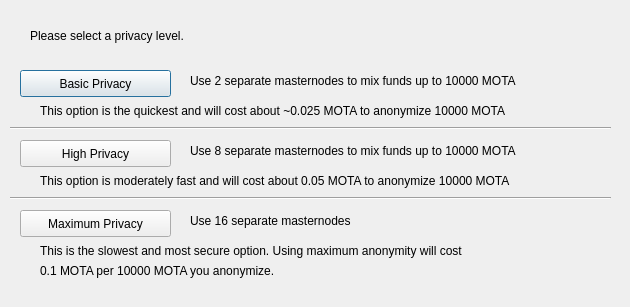
Old version of the form src/qt/forms/obfuscationconfig.ui in the repository tofutim/mota.
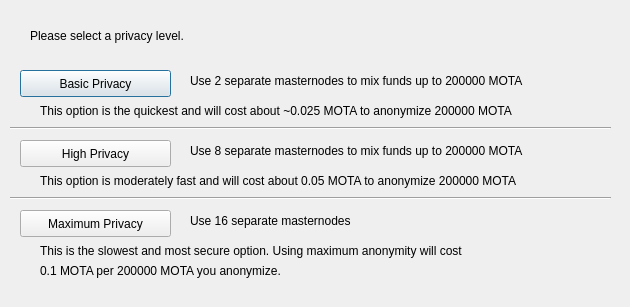
New version of the form.

Commit message: masternodes to 200k

Diff of the .ui file:
```diff
--- a/src/qt/forms/obfuscationconfig.ui
+++ b/src/qt/forms/obfuscationconfig.ui
@@ -75,7 +75,7 @@
     </rect>
    </property>
    <property name="text">
-    <string>Use 2 separate masternodes to mix funds up to 10000 MOTA</string>
+    <string>Use 2 separate masternodes to mix funds up to 200000 MOTA</string>
    </property>
   </widget>
   <widget class="QLabel" name="label_3">
@@ -88,7 +88,7 @@
     </rect>
    </property>
    <property name="text">
-    <string>Use 8 separate masternodes to mix funds up to 10000 MOTA</string>
+    <string>Use 8 separate masternodes to mix funds up to 200000 MOTA</string>
    </property>
   </widget>
   <widget class="QLabel" name="label_4">
@@ -114,7 +114,7 @@
     </rect>
    </property>
    <property name="text">
-    <string>This option is the quickest and will cost about ~0.025 MOTA to anonymize 10000 MOTA</string>
+    <string>This option is the quickest and will cost about ~0.025 MOTA to anonymize 200000 MOTA</string>
    </property>
   </widget>
   <widget class="QLabel" name="label_7">
@@ -127,7 +127,7 @@
     </rect>
    </property>
    <property name="text">
-    <string>This option is moderately fast and will cost about 0.05 MOTA to anonymize 10000 MOTA</string>
+    <string>This option is moderately fast and will cost about 0.05 MOTA to anonymize 200000 MOTA</string>
    </property>
   </widget>
   <widget class="QLabel" name="label_8">
@@ -153,7 +153,7 @@
     </rect>
    </property>
    <property name="text">
-    <string>0.1 MOTA per 10000 MOTA you anonymize.</string>
+    <string>0.1 MOTA per 200000 MOTA you anonymize.</string>
    </property>
   </widget>
   <widget class="Line" name="line">
```
The commit also changes 21 other files.
